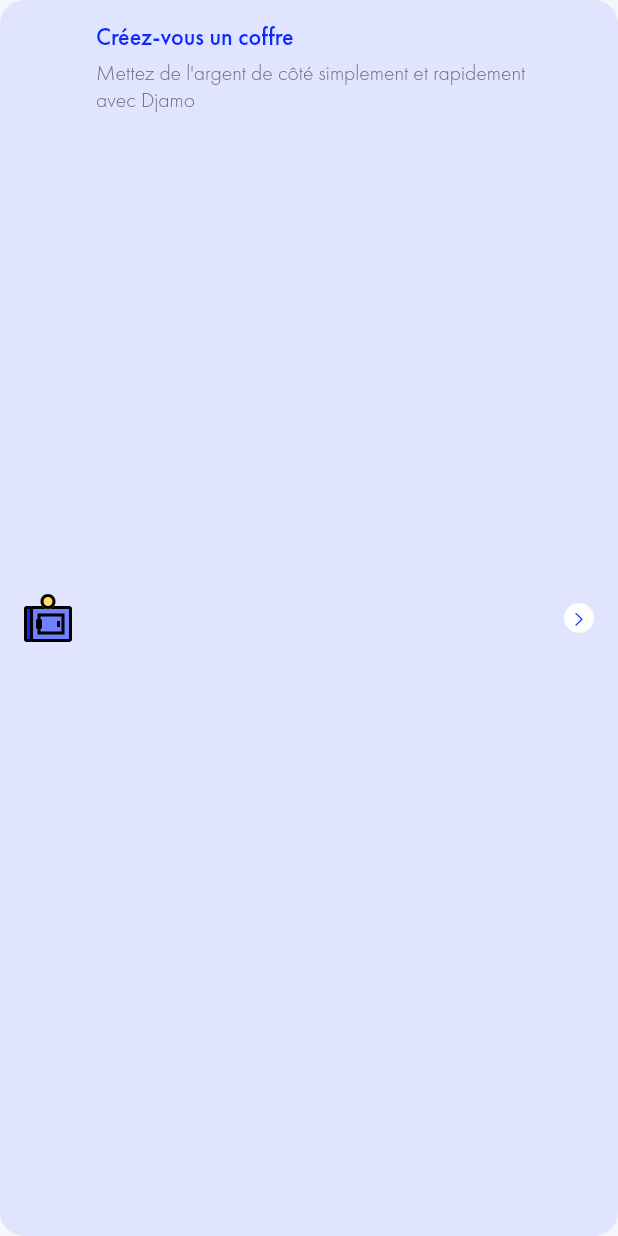
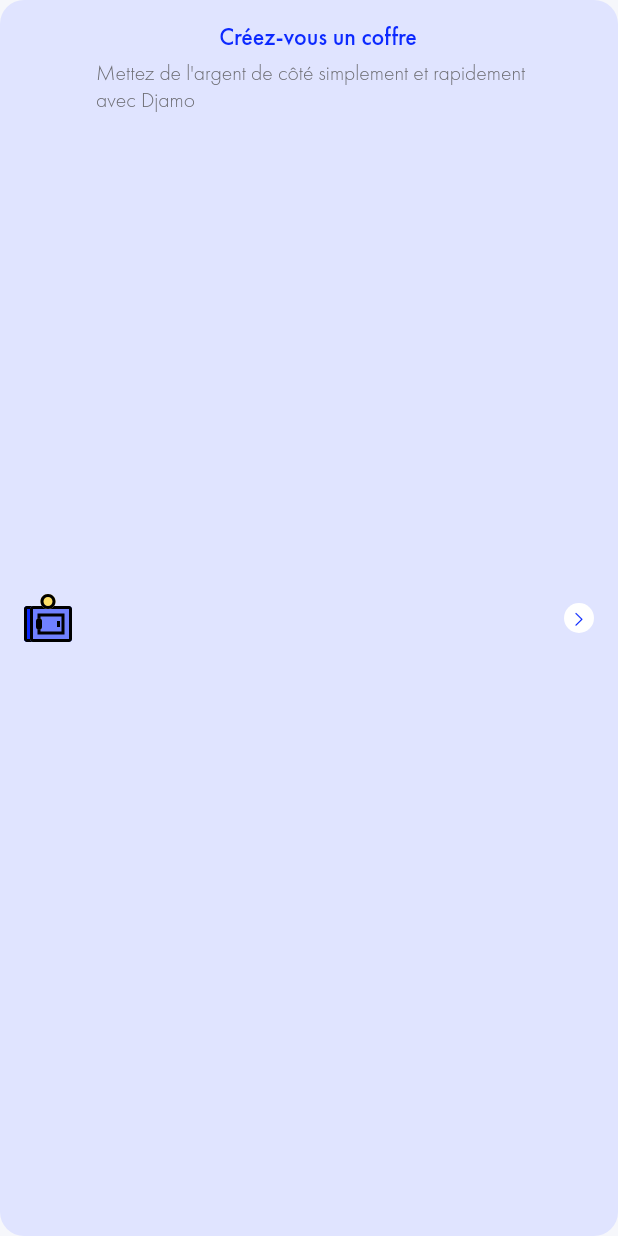
Before and after one commit to djamoapp/app-ui, a Flutter app: the AppListTile widget shown alone on an empty page, opened directly, on a phone screen of 412 x 824 dp. Run offline on Flutter 3.47's test engine with Material 2 defaults, Android fonts, the light colour scheme and no system bars; our stand-ins replace cached_network_image, charts_flutter, countup, dotted_line, flutter_svg, gap and 3 more; missing offline and left inert: custom_sliding_segmented_control.

Commit message:
Update app list tile

```diff
--- a/lib/core_components/controls/list_tile/app_list_tile.dart
+++ b/lib/core_components/controls/list_tile/app_list_tile.dart
@@ -30,6 +30,7 @@ class AppListTile extends StatelessWidget {
     this.afterTitleGap,
     this.titleWidget,
     this.subTitleWidget,
+    this.columnCrossAxisAlignment,
   }) : super(key: key);
 
   final Color? backgroundColor;
@@ -76,6 +77,8 @@ class AppListTile extends StatelessWidget {
 
   final Widget? subTitleWidget;
 
+  final CrossAxisAlignment? columnCrossAxisAlignment;
+
   @override
   Widget build(BuildContext context) {
     return GestureDetector(
@@ -105,7 +108,8 @@ class AppListTile extends StatelessWidget {
             ],
             Expanded(
               child: Column(
-                crossAxisAlignment: CrossAxisAlignment.start,
+                crossAxisAlignment:
+                    columnCrossAxisAlignment ?? CrossAxisAlignment.center,
                 children: [
                   titleWidget ??
                       Text(
```
